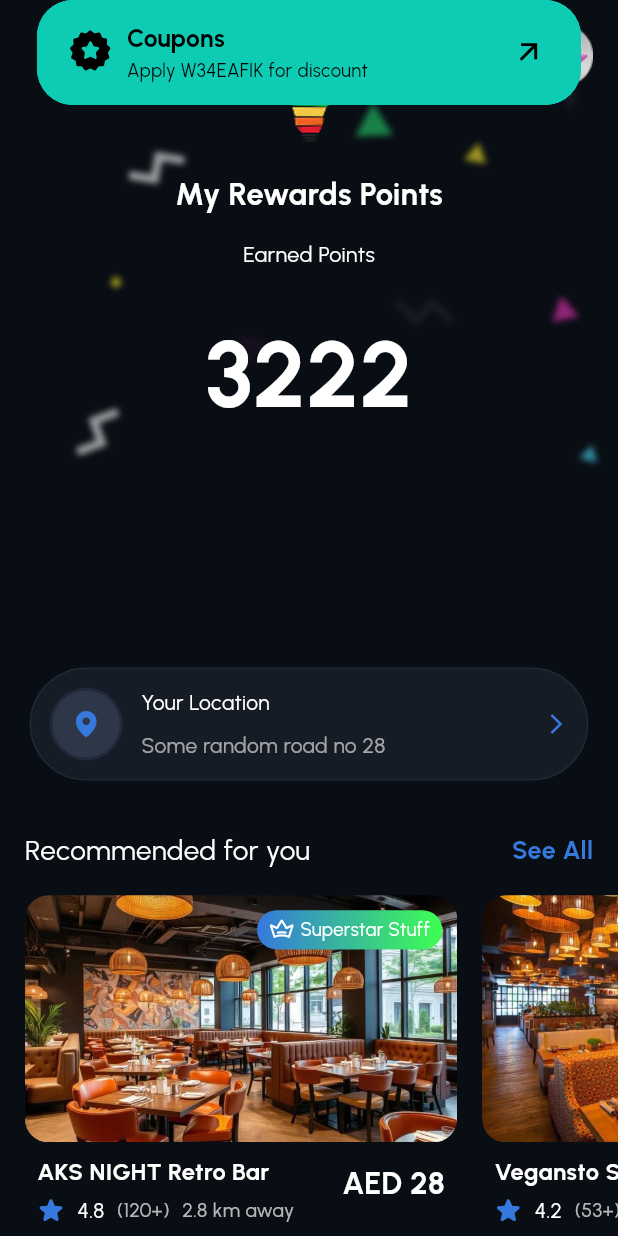
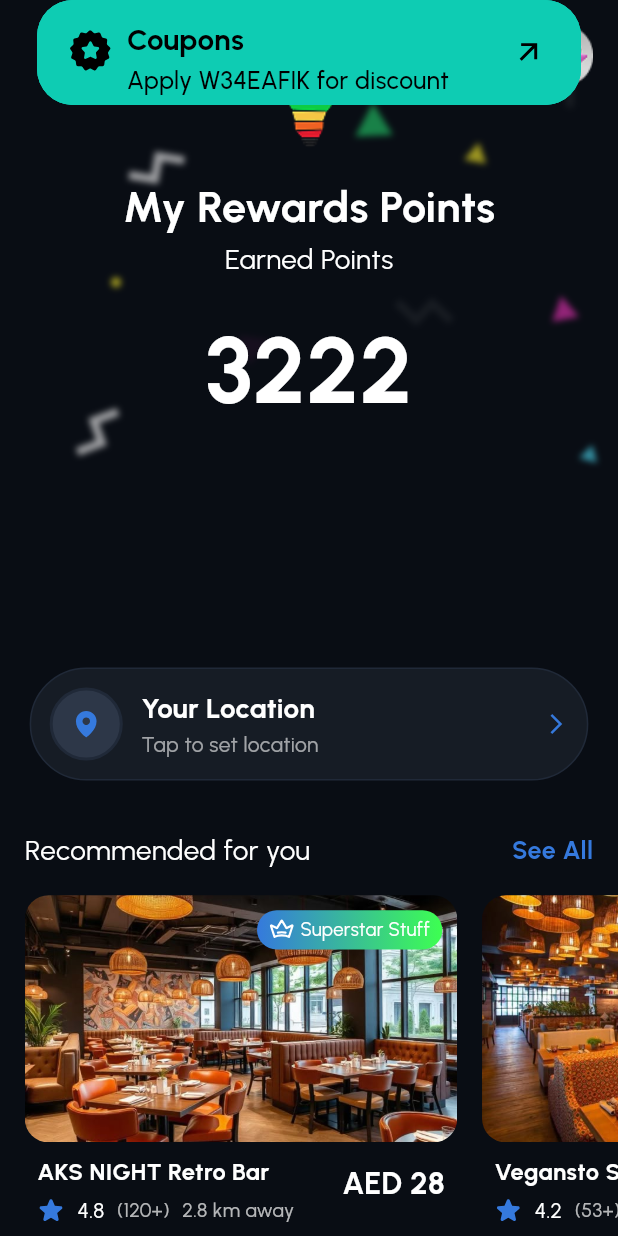
Before and after one commit to StumatoXPlum/Plum_ClientSide, a Flutter app: the HomeScreen screen opened directly, on a phone screen of 412 x 824 dp. Run offline on Flutter 3.47's test engine with Material 3 defaults, Android fonts, the phone set to English and light mode, and no system bars; drawn by our look-alikes of card_swiper; our stand-ins replace cloud_firestore, country_picker, equatable, firebase_auth, firebase_core, flutter_bloc and 10 more; accounts and stored records are empty.

```diff
--- a/lib/main.dart
+++ b/lib/main.dart
@@ -20,6 +20,10 @@ void main() async {
   await Supabase.initialize(
     anonKey: AppSecrets.anonKey,
     url: AppSecrets.supabaseUrl,
+    authOptions: FlutterAuthClientOptions(
+      authFlowType: AuthFlowType.pkce,
+      autoRefreshToken: true,
+    ),
   );
   runApp(
     MultiBlocProvider(
--- a/lib/presentation/home_screen/home_screen/view/home_screen.dart
+++ b/lib/presentation/home_screen/home_screen/view/home_screen.dart
@@ -5,6 +5,7 @@ import 'package:flutter/services.dart';
 import 'package:flutter_bloc/flutter_bloc.dart';
 import 'package:flutter_svg/svg.dart';
 import 'package:google_fonts/google_fonts.dart';
+import 'package:latlong2/latlong.dart';
 import 'package:task2/core/custom_snackbar.dart';
 import 'package:task2/presentation/home_screen/home_screen/cubit/earned_points_cubit.dart';
 import '../../../cart/view/cart_screen.dart';
@@ -14,7 +15,7 @@ import '../model/recommendation_model.dart';
 import '../../pick_location/pick_location_screen.dart';
 import '../../../profile/user_profile.dart';
 
-class HomeScreen extends StatelessWidget {
+class HomeScreen extends StatefulWidget {
   final bool showSnackbar;
   final DateTime? selectedDate;
   final String? selectedTime;
@@ -25,6 +26,13 @@ class HomeScreen extends StatelessWidget {
     this.selectedTime,
   });
 
+  @override
+  State<HomeScreen> createState() => _HomeScreenState();
+}
+
+class _HomeScreenState extends State<HomeScreen> {
+  final String _locationText = "Tap to set location";
+  LatLng? _currentLocation;
   @override
   Widget build(BuildContext context) {
     final Size size = MediaQuery.of(context).size;
@@ -105,21 +113,19 @@ class HomeScreen extends StatelessWidget {
                             "My Rewards Points",
                             style: GoogleFonts.urbanist(
                               color: Colors.white,
-                              fontSize: fontSize,
+                              fontSize: fontSize * 1.4,
                               fontWeight: FontWeight.bold,
-
                             ),
                           ),
-                          SizedBox(height: size.height * 0.02),
+                          SizedBox(height: size.height * 0.001),
                           Text(
                             "Earned Points",
                             style: GoogleFonts.urbanist(
                               color: Colors.white,
-                              fontSize: fontSize * 0.7,
-
+                              fontSize: fontSize * 0.9,
                             ),
                           ),
-                          SizedBox(height: size.height * 0.03),
+                          SizedBox(height: size.height * 0.02),
                           BlocBuilder<EarnedPointsCubit, int>(
                             builder: (context, state) {
                               return Text(
@@ -203,14 +209,18 @@ class HomeScreen extends StatelessWidget {
                             "Your Location",
                             style: GoogleFonts.urbanist(
                               color: Colors.white,
+                              fontWeight: FontWeight.bold,
+                              fontSize: fontSize * 0.9,
                             ),
                           ),
-                          SizedBox(height: size.height * 0.01),
+                          SizedBox(height: size.height * 0.001),
                           Text(
-                            "Some random road no 28",
+                            _locationText,
                             style: GoogleFonts.urbanist(
-                              color: Colors.white60,
-
+                              color:
+                                  _currentLocation != null
+                                      ? Colors.white60
+                                      : Colors.white60,
                             ),
                           ),
                         ],
@@ -275,7 +285,7 @@ class CouponContainer extends StatelessWidget {
                     "Coupons",
                     style: GoogleFonts.urbanist(
                       color: Colors.black,
-                      fontSize: fontSize,
+                      fontSize: fontSize * 1.2,
                       fontWeight: FontWeight.bold,
                     ),
                   ),
@@ -284,7 +294,8 @@ class CouponContainer extends StatelessWidget {
                     "Apply $promoCode for discount",
                     style: GoogleFonts.urbanist(
                       color: Colors.black,
-                      fontSize: fontSize * 0.75,
+                      fontSize: fontSize * 1,
+                      fontWeight: FontWeight.w500,
                     ),
                   ),
                 ],
```
Also changed, not shown: lib/presentation/authentication_screens/sign_up_screen/view/sign_up_screen.dart (+6 -2 lines), lib/presentation/map/map_screen.dart (+10 -1 lines), lib/presentation/authentication_screens/email/email_verification.dart (line endings or trailing spaces).
